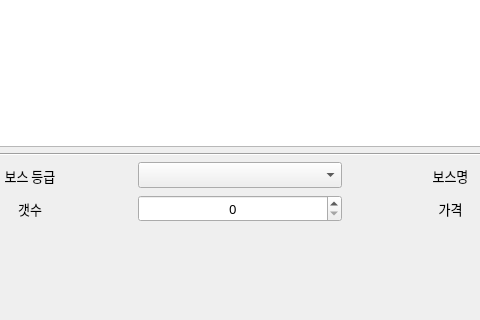
Before: the Qt Designer form QtFramework/calculator/mainwindow.ui in Cydnus/Study_files, drawn with Qt 5; both pictures show x 502 to 982 and y 546 to 866 of the 1274 by 866 pixel window.
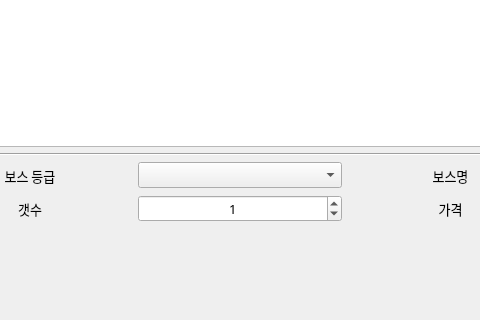
After: the same form once the commit is applied.

```diff
--- a/QtFramework/calculator/mainwindow.ui
+++ b/QtFramework/calculator/mainwindow.ui
@@ -305,6 +305,9 @@
           <property name="alignment">
            <set>Qt::AlignCenter</set>
           </property>
+          <property name="value">
+           <number>1</number>
+          </property>
          </widget>
         </item>
         <item row="0" column="0">
```
Left out of the diff: 2 changed lines with no effect on the pictures.
